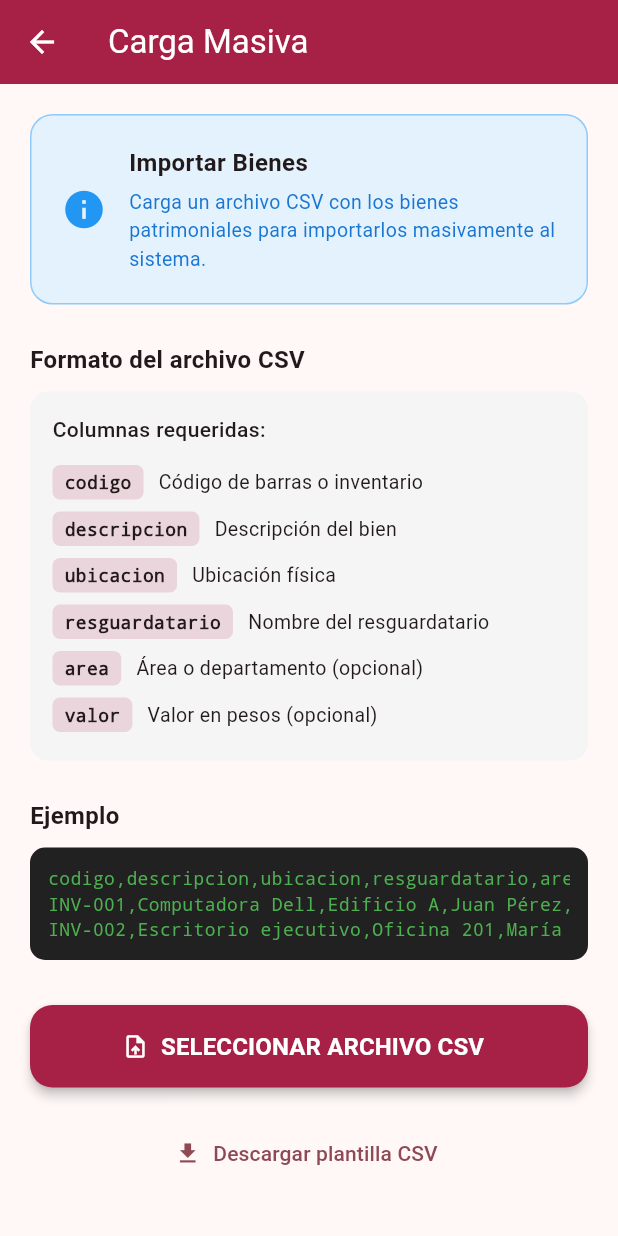
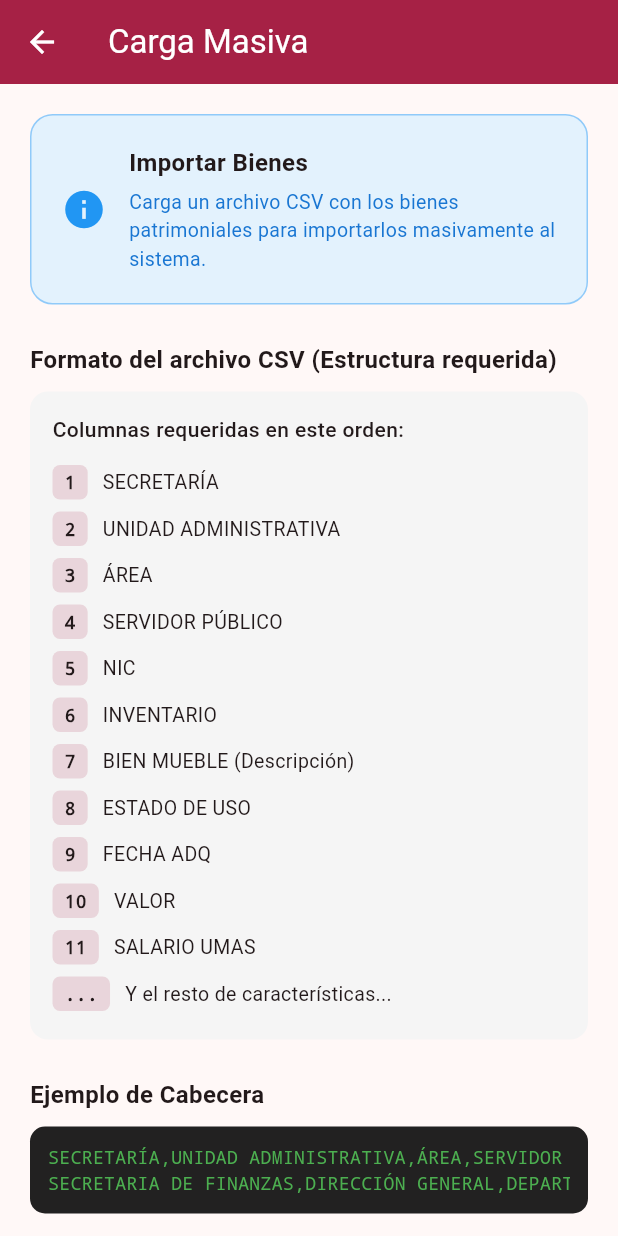
Before and after one commit to Belekh1349/SICOPA-App-Inventarios, a Flutter app: the RespaldoScreen screen opened directly, on a phone screen of 412 x 824 dp. Run offline on Flutter 3.47's test engine with Material 3 defaults, Android fonts, the phone set to English and light mode, and no system bars; our stand-ins replace cloud_firestore, csv, file_picker, firebase_auth, firebase_core; missing offline and left inert: mobile_scanner; accounts and stored records are empty.

Commit message:
feat: Integración de carga masiva CSV y botón de configuración en Dashboard

```diff
--- a/lib/admin/respaldo_screen.dart
+++ b/lib/admin/respaldo_screen.dart
@@ -3,6 +3,8 @@
 import 'package:cloud_firestore/cloud_firestore.dart';
 import 'package:csv/csv.dart';
 import 'dart:convert';
+import '../services/csv_import_service.dart';
+
 
 class RespaldoScreen extends StatefulWidget {
   @override
@@ -60,7 +62,7 @@
             SizedBox(height: 25),
 
             // Formato esperado
-            Text("Formato del archivo CSV", style: TextStyle(fontWeight: FontWeight.bold, fontSize: 16)),
+            Text("Formato del archivo CSV (Estructura requerida)", style: TextStyle(fontWeight: FontWeight.bold, fontSize: 16)),
             SizedBox(height: 10),
             Container(
               padding: EdgeInsets.all(15),
@@ -71,14 +73,20 @@
               child: Column(
                 crossAxisAlignment: CrossAxisAlignment.start,
                 children: [
-                  Text("Columnas requeridas:", style: TextStyle(fontWeight: FontWeight.w500)),
+                  Text("Columnas requeridas en este orden:", style: TextStyle(fontWeight: FontWeight.w500)),
                   SizedBox(height: 10),
-                  _buildColumnInfo("codigo", "Código de barras o inventario"),
-                  _buildColumnInfo("descripcion", "Descripción del bien"),
-                  _buildColumnInfo("ubicacion", "Ubicación física"),
-                  _buildColumnInfo("resguardatario", "Nombre del resguardatario"),
-                  _buildColumnInfo("area", "Área o departamento (opcional)"),
-                  _buildColumnInfo("valor", "Valor en pesos (opcional)"),
+                  _buildColumnInfo("1", "SECRETARÍA"),
+                  _buildColumnInfo("2", "UNIDAD ADMINISTRATIVA"),
+                  _buildColumnInfo("3", "ÁREA"),
+                  _buildColumnInfo("4", "SERVIDOR PÚBLICO"),
+                  _buildColumnInfo("5", "NIC"),
+                  _buildColumnInfo("6", "INVENTARIO"),
+                  _buildColumnInfo("7", "BIEN MUEBLE (Descripción)"),
+                  _buildColumnInfo("8", "ESTADO DE USO"),
+                  _buildColumnInfo("9", "FECHA ADQ"),
+                  _buildColumnInfo("10", "VALOR"),
+                  _buildColumnInfo("11", "SALARIO UMAS"),
+                  _buildColumnInfo("...", "Y el resto de características..."),
                 ],
               ),
             ),
@@ -86,7 +94,7 @@
             SizedBox(height: 25),
 
             // Ejemplo CSV
-            Text("Ejemplo", style: TextStyle(fontWeight: FontWeight.bold, fontSize: 16)),
+            Text("Ejemplo de Cabecera", style: TextStyle(fontWeight: FontWeight.bold, fontSize: 16)),
             SizedBox(height: 10),
             Container(
               padding: EdgeInsets.all(12),
@@ -97,9 +105,8 @@
               child: SingleChildScrollView(
                 scrollDirection: Axis.horizontal,
                 child: Text(
-                  'codigo,descripcion,ubicacion,resguardatario,area,valor\n'
-                  'INV-001,Computadora Dell,Edificio A,Juan Pérez,Sistemas,15000\n'
-                  'INV-002,Escritorio ejecutivo,Oficina 201,María López,Administración,5000',
+                  'SECRETARÍA,UNIDAD ADMINISTRATIVA,ÁREA,SERVIDOR PÚBLICO,NIC,INVENTARIO,BIEN MUEBLE,ESTADO DE USO,...\n'
+                  'SECRETARIA DE FINANZAS,DIRECCIÓN GENERAL,DEPARTAMENTO A,JUAN PEREZ,NIC001,INV123,ESCRITORIO,BUENO,...',
                   style: TextStyle(color: Colors.green, fontFamily: 'monospace', fontSize: 12),
                 ),
               ),
@@ -120,15 +127,9 @@
                 child: Column(
                   children: [
                     if (_isLoading)
-                      LinearProgressIndicator(
-                        value: _totalCount > 0 ? _processedCount / _totalCount : null,
-                        backgroundColor: Colors.blue.shade100,
-                        valueColor: AlwaysStoppedAnimation<Color>(Colors.blue),
-                      ),
+                      CircularProgressIndicator(color: Color(0xFFA62145)),
                     SizedBox(height: 10),
-                    Text(_statusMessage!, textAlign: TextAlign.center),
-                    if (_isLoading && _totalCount > 0)
-                      Text("$_processedCount / $_totalCount", style: TextStyle(fontWeight: FontWeight.bold)),
+                    Text(_statusMessage!, textAlign: TextAlign.center, style: TextStyle(fontWeight: FontWeight.bold)),
                   ],
                 ),
               ),
@@ -145,8 +146,8 @@
                   elevation: 3,
                 ),
                 icon: Icon(Icons.upload_file),
-                label: Text("SELECCIONAR ARCHIVO CSV", style: TextStyle(fontSize: 16, fontWeight: FontWeight.bold)),
-                onPressed: _isLoading ? null : _selectAndProcessFile,
+                label: Text("SELECCIONAR Y CARGAR CSV", style: TextStyle(fontSize: 16, fontWeight: FontWeight.bold)),
+                onPressed: _isLoading ? null : _importarConServicio,
               ),
             ),
 
@@ -156,12 +157,18 @@
             Center(
               child: TextButton.icon(
                 icon: Icon(Icons.download),
-                label: Text("Descargar plantilla CSV"),
+                label: Text("Ver estructura completa"),
                 onPressed: () {
-                  ScaffoldMessenger.of(context).showSnackBar(
-                    SnackBar(content: Text("Descargando plantilla...")),
-                  );
-                  // Implementar descarga de plantilla
+                   showDialog(
+                     context: context,
+                     builder: (context) => AlertDialog(
+                       title: Text("Columnas en orden"),
+                       content: SingleChildScrollView(
+                         child: Text("1. SECRETARÍA\n2. UNIDAD ADMINISTRATIVA\n3. ÁREA\n4. SERVIDOR PÚBLICO\n5. NIC\n6. INVENTARIO\n7. BIEN MUEBLE\n8. ESTADO DE USO\n9. FECHA ADQ\n10. VALOR\n11. SALARIO UMAS\n12. CARACTERISTICAS\n13. MATERIAL\n14. COLOR\n15. MARCA\n16. MODELO\n17. SERIE\n18. ACTIVO GENÉRICO"),
+                       ),
+                       actions: [TextButton(onPressed: () => Navigator.pop(context), child: Text("Cerrar"))],
+                     ),
+                   );
                 },
               ),
             ),
@@ -321,4 +328,29 @@
       );
     }
   }
+
+  Future<void> _importarConServicio() async {
+    setState(() {
+      _isLoading = true;
+      _statusMessage = "Cargando bienes...";
+    });
+
+    try {
+      final service = CsvImportService();
+      await service.importBienesFromCsv();
+
+      setState(() {
+        _isLoading = false;
+        _statusMessage = "✅ Importación completada con éxito";
+      });
+    } catch (e) {
+      setState(() {
+        _isLoading = false;
+        _statusMessage = "❌ Error en la importación";
+      });
+      ScaffoldMessenger.of(context).showSnackBar(
+        SnackBar(content: Text("Error: $e"), backgroundColor: Colors.red),
+      );
+    }
+  }
 }
```
Also changed, not shown: lib/dashboard.dart (+8 -0 lines), 1 other file.
